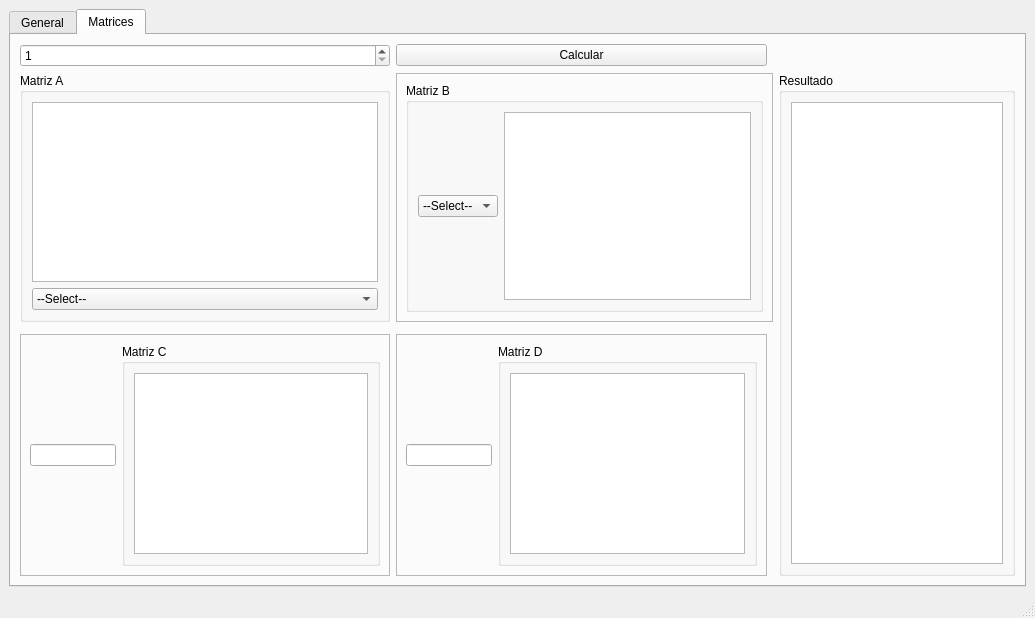
PabloCoti/calculadora_al, file views/designs/main_view.ui: the form before one commit.
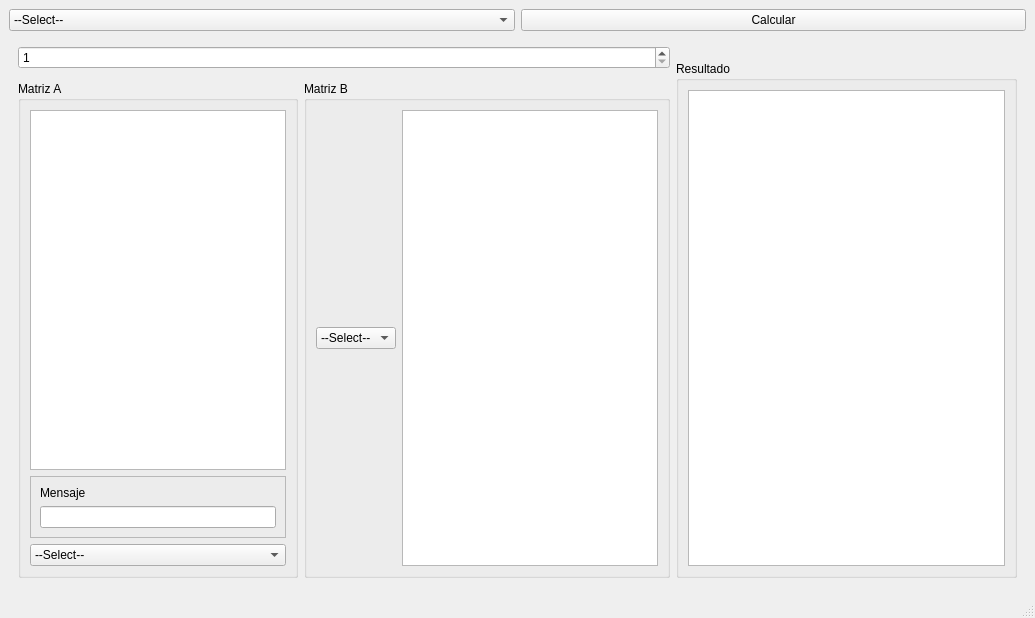
The form after the commit. The open tabs and pages were chosen to show the change.

What changed in the file:
```diff
--- a/views/designs/main_view.ui
+++ b/views/designs/main_view.ui
@@ -15,23 +15,69 @@
   </property>
   <widget class="QWidget" name="centralwidget">
    <layout class="QGridLayout" name="gridLayout">
+    <item row="0" column="1">
+     <widget class="QPushButton" name="pushButton_calcular">
+      <property name="text">
+       <string>Calcular</string>
+      </property>
+     </widget>
+    </item>
     <item row="0" column="0">
-     <widget class="QTabWidget" name="tabWidget">
+     <widget class="QComboBox" name="comboBox_calculator_mode">
+      <item>
+       <property name="text">
+        <string>--Select--</string>
+       </property>
+      </item>
+      <item>
+       <property name="text">
+        <string>Normal</string>
+       </property>
+      </item>
+      <item>
+       <property name="text">
+        <string>Números Complejos</string>
+       </property>
+      </item>
+      <item>
+       <property name="text">
+        <string>Sistema de Ecuaciones</string>
+       </property>
+      </item>
+      <item>
+       <property name="text">
+        <string>Matrices</string>
+       </property>
+      </item>
+      <item>
+       <property name="text">
+        <string>Encriptar</string>
+       </property>
+      </item>
+      <item>
+       <property name="text">
+        <string>Encriptar (Solo Texto)</string>
+       </property>
+      </item>
+      <item>
+       <property name="text">
+        <string>Desencriptar</string>
+       </property>
+      </item>
+      <item>
+       <property name="text">
+        <string>Desencriptar (Solo Texto)</string>
+       </property>
+      </item>
+     </widget>
+    </item>
+    <item row="1" column="0" colspan="2">
+     <widget class="QStackedWidget" name="stackedWidget">
       <property name="currentIndex">
        <number>0</number>
       </property>
-      <widget class="QWidget" name="tab">
-       <attribute name="title">
-        <string>General</string>
-       </attribute>
-       <layout class="QGridLayout" name="gridLayout_2">
-        <item row="1" column="0">
-         <widget class="QPushButton" name="pushButton_calcular">
-          <property name="text">
-           <string>Calcular</string>
-          </property>
-         </widget>
-        </item>
+      <widget class="QWidget" name="page">
+       <layout class="QGridLayout" name="gridLayout_6">
         <item row="0" column="0">
          <widget class="QFrame" name="frame">
           <property name="frameShape">
@@ -70,128 +116,10 @@
         </item>
        </layout>
       </widget>
-      <widget class="QWidget" name="tab_3">
-       <attribute name="title">
-        <string>Matrices</string>
-       </attribute>
-       <layout class="QGridLayout" name="gridLayout_14">
-        <item row="0" column="0">
-         <widget class="QSpinBox" name="spinBox_matrices_numeromatrices">
-          <property name="minimum">
-           <number>1</number>
-          </property>
-          <property name="maximum">
-           <number>2</number>
-          </property>
-          <property name="value">
-           <number>1</number>
-          </property>
-         </widget>
-        </item>
-        <item row="3" column="0">
-         <widget class="QFrame" name="frame_matrices_matrizc">
-          <property name="frameShape">
-           <enum>QFrame::StyledPanel</enum>
-          </property>
-          <property name="frameShadow">
-           <enum>QFrame::Raised</enum>
-          </property>
-          <layout class="QGridLayout" name="gridLayout_11">
-           <item row="0" column="0">
-            <widget class="QLineEdit" name="lineEdit_2"/>
-           </item>
-           <item row="0" column="1">
-            <widget class="QGroupBox" name="groupBox_3">
-             <property name="title">
-              <string>Matriz C</string>
-             </property>
-             <layout class="QGridLayout" name="gridLayout_7">
-              <item row="0" column="0">
-               <widget class="QTextEdit" name="textEdit_mc"/>
-              </item>
-             </layout>
-            </widget>
-           </item>
-          </layout>
-         </widget>
-        </item>
-        <item row="1" column="1" colspan="2">
-         <widget class="QFrame" name="frame_matrices_matrizb">
-          <property name="frameShape">
-           <enum>QFrame::StyledPanel</enum>
-          </property>
-          <property name="frameShadow">
-           <enum>QFrame::Raised</enum>
-          </property>
-          <layout class="QGridLayout" name="gridLayout_13">
-           <item row="0" column="1">
-            <widget class="QGroupBox" name="groupBox_2">
-             <property name="title">
-              <string>Matriz B</string>
-             </property>
-             <layout class="QGridLayout" name="gridLayout_5">
-              <item row="0" column="1">
-               <widget class="QTextEdit" name="textEdit_mb"/>
-              </item>
-              <item row="0" column="0">
-               <widget class="QComboBox" name="comboBox_matrix_ab_op">
-                <item>
-                 <property name="text">
-                  <string>--Select--</string>
-                 </property>
-                </item>
-                <item>
-                 <property name="text">
-                  <string>*</string>
-                 </property>
-                </item>
-                <item>
-                 <property name="text">
-                  <string>+</string>
-                 </property>
-                </item>
-                <item>
-                 <property name="text">
-                  <string>-</string>
-                 </property>
-                </item>
-               </widget>
-              </item>
-             </layout>
-            </widget>
-           </item>
-          </layout>
-         </widget>
-        </item>
-        <item row="3" column="1">
-         <widget class="QFrame" name="frame_matrices_matrizd">
-          <property name="frameShape">
-           <enum>QFrame::StyledPanel</enum>
-          </property>
-          <property name="frameShadow">
-           <enum>QFrame::Raised</enum>
-          </property>
-          <layout class="QGridLayout" name="gridLayout_12">
-           <item row="0" column="0">
-            <widget class="QLineEdit" name="lineEdit_3"/>
-           </item>
-           <item row="0" column="1">
-            <widget class="QGroupBox" name="groupBox_4">
-             <property name="title">
-              <string>Matriz D</string>
-             </property>
-             <layout class="QGridLayout" name="gridLayout_9">
-              <item row="0" column="0">
-               <widget class="QTextEdit" name="textEdit_md"/>
-              </item>
-             </layout>
-            </widget>
-           </item>
-          </layout>
-         </widget>
-        </item>
-        <item row="1" column="0">
-         <widget class="QGroupBox" name="groupBox">
+      <widget class="QWidget" name="page_2">
+       <layout class="QGridLayout" name="gridLayout_2">
+        <item row="3" column="0" colspan="2">
+         <widget class="QGroupBox" name="groupBox_ma">
           <property name="title">
            <string>Matriz A</string>
           </property>
@@ -200,6 +128,28 @@
             <widget class="QTextEdit" name="textEdit_ma"/>
            </item>
            <item row="1" column="0">
+            <widget class="QFrame" name="frame_encryption">
+             <property name="frameShape">
+              <enum>QFrame::StyledPanel</enum>
+             </property>
+             <property name="frameShadow">
+              <enum>QFrame::Raised</enum>
+             </property>
+             <layout class="QGridLayout" name="gridLayout_7">
+              <item row="1" column="0">
+               <widget class="QLineEdit" name="lineEdit_e_message"/>
+              </item>
+              <item row="0" column="0">
+               <widget class="QLabel" name="label_3">
+                <property name="text">
+                 <string>Mensaje</string>
+                </property>
+               </widget>
+              </item>
+             </layout>
+            </widget>
+           </item>
+           <item row="2" column="0">
             <widget class="QComboBox" name="comboBox_matrix_a_op">
              <item>
               <property name="text">
@@ -226,6 +176,55 @@
           </layout>
          </widget>
         </item>
+        <item row="0" column="0" rowspan="2" colspan="3">
+         <widget class="QSpinBox" name="spinBox_matrices_numeromatrices">
+          <property name="minimum">
+           <number>1</number>
+          </property>
+          <property name="maximum">
+           <number>2</number>
+          </property>
+          <property name="value">
+           <number>1</number>
+          </property>
+         </widget>
+        </item>
+        <item row="3" column="2">
+         <widget class="QGroupBox" name="frame_matrices_matrizb">
+          <property name="title">
+           <string>Matriz B</string>
+          </property>
+          <layout class="QGridLayout" name="gridLayout_5">
+           <item row="0" column="1">
+            <widget class="QTextEdit" name="textEdit_mb"/>
+           </item>
+           <item row="0" column="0">
+            <widget class="QComboBox" name="comboBox_matrix_ab_op">
+             <item>
+              <property name="text">
+               <string>--Select--</string>
+              </property>
+             </item>
+             <item>
+              <property name="text">
+               <string>*</string>
+              </property>
+             </item>
+             <item>
+              <property name="text">
+               <string>+</string>
+              </property>
+             </item>
+             <item>
+              <property name="text">
+               <string>-</string>
+              </property>
+             </item>
+            </widget>
+           </item>
+          </layout>
+         </widget>
+        </item>
         <item row="1" column="3" rowspan="3">
          <widget class="QGroupBox" name="groupBox_6">
           <property name="title">
@@ -238,13 +237,6 @@
           </layout>
          </widget>
         </item>
-        <item row="0" column="1">
-         <widget class="QPushButton" name="pushButton_matrices_calcular">
-          <property name="text">
-           <string>Calcular</string>
-          </property>
-         </widget>
-        </item>
        </layout>
       </widget>
      </widget>
```
Left out of the diff: 42 changed lines with no effect on the pictures.
